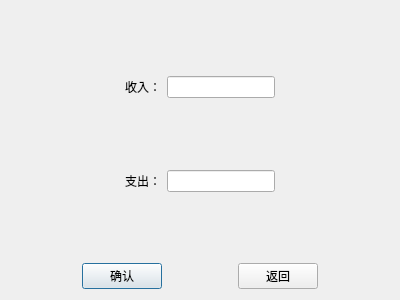
Old version of the form income.ui in the repository FlyingBlazer/WAC.
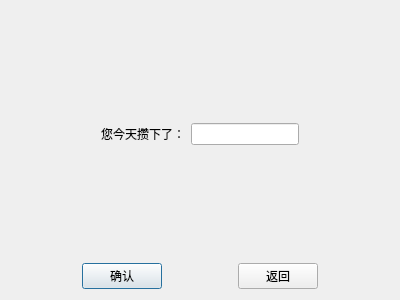
New version of the form.

The edit to the form file:
```diff
--- a/income.ui
+++ b/income.ui
@@ -47,7 +47,7 @@
        <item>
         <widget class="QLabel" name="label">
          <property name="text">
-          <string>收入：</string>
+          <string>您今天攒下了：</string>
          </property>
         </widget>
        </item>
@@ -84,63 +84,6 @@
      </property>
     </spacer>
    </item>
-   <item>
-    <layout class="QHBoxLayout" name="horizontalLayout_3">
-     <item>
-      <spacer name="horizontalSpacer_3">
-       <property name="orientation">
-        <enum>Qt::Horizontal</enum>
-       </property>
-       <property name="sizeHint" stdset="0">
-        <size>
-         <width>40</width>
-         <height>20</height>
-        </size>
-       </property>
-      </spacer>
-     </item>
-     <item>
-      <layout class="QHBoxLayout" name="horizontalLayout_2">
-       <item>
-        <widget class="QLabel" name="label_2">
-         <property name="text">
-          <string>支出：</string>
-         </property>
-        </widget>
-       </item>
-       <item>
-        <widget class="QLineEdit" name="lineEdit_2"/>
-       </item>
-      </layout>
-     </item>
-     <item>
-      <spacer name="horizontalSpacer_4">
-       <property name="orientation">
-        <enum>Qt::Horizontal</enum>
-       </property>
-       <property name="sizeHint" stdset="0">
-        <size>
-         <width>40</width>
-         <height>20</height>
-        </size>
-       </property>
-      </spacer>
-     </item>
-    </layout>
-   </item>
-   <item>
-    <spacer name="verticalSpacer">
-     <property name="orientation">
-      <enum>Qt::Vertical</enum>
-     </property>
-     <property name="sizeHint" stdset="0">
-      <size>
-       <width>20</width>
-       <height>57</height>
-      </size>
-     </property>
-    </spacer>
-   </item>
    <item>
     <layout class="QHBoxLayout" name="horizontalLayout_5">
      <item>
```
Left out of the diff: 25 changed lines with no effect on the pictures.
